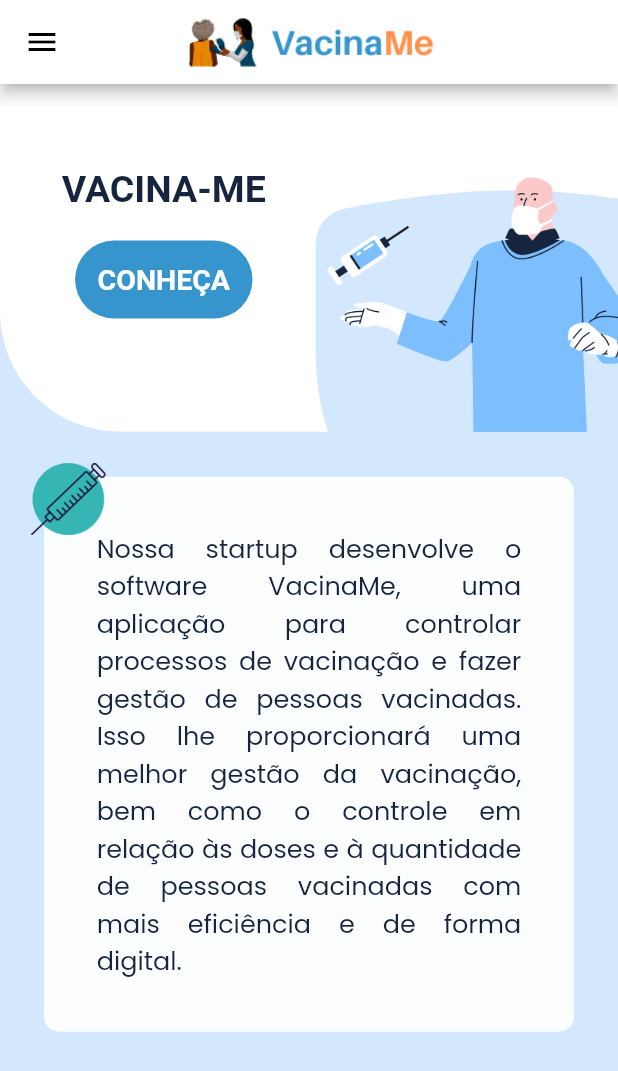
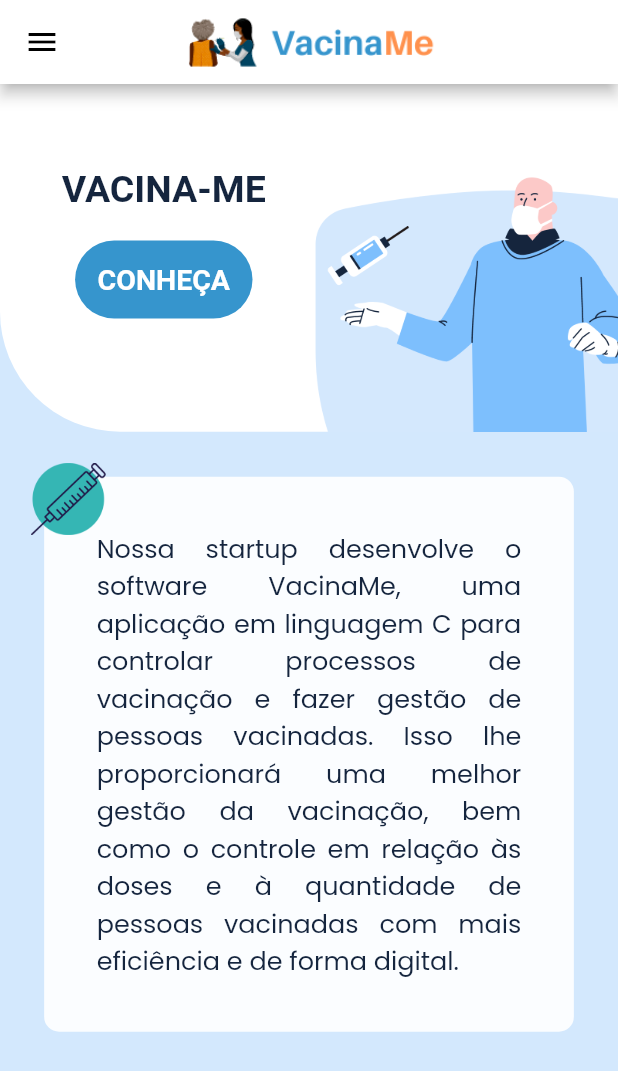
Before and after one commit to josiaspsoares/vacina_me, a Flutter app: the screen it shows after launch, on a phone screen of 412 x 824 dp. Shown: the top 1071 px of the screen. Run offline on Flutter 3.47's test engine with Material 2 defaults, Android fonts, the phone set to English and light mode, and no system bars; our stand-ins replace auto_size_text, awesome_dialog, font_awesome_flutter, google_fonts, native_pdf_view, share_plus; missing offline and left inert: mysql1.

Commit message:
updating homeSubtitle

```diff
--- a/lib/screens/home_screen/components/home_texts.dart
+++ b/lib/screens/home_screen/components/home_texts.dart
@@ -1,3 +1,3 @@
 String homeTitle = 'Vacina-me';
 String homeSubtitle =
-    'Nossa startup desenvolve o software VacinaMe, uma aplicação para controlar processos de vacinação e fazer gestão de pessoas vacinadas. Isso lhe proporcionará uma melhor gestão da vacinação, bem como o controle em relação às doses e à quantidade de pessoas vacinadas com  mais eficiência e de forma digital.';
+    'Nossa startup desenvolve o software VacinaMe, uma aplicação em linguagem C para controlar processos de vacinação e fazer gestão de pessoas vacinadas. Isso lhe proporcionará uma melhor gestão da vacinação, bem como o controle em relação às doses e à quantidade de pessoas vacinadas com  mais eficiência e de forma digital.';
```
